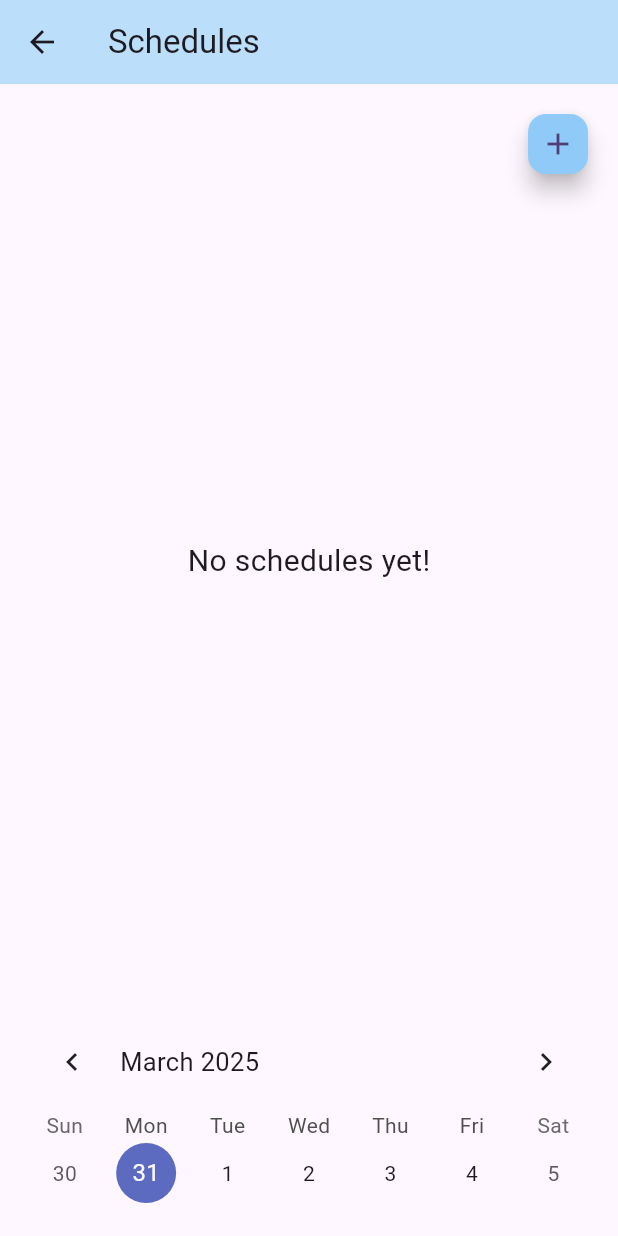
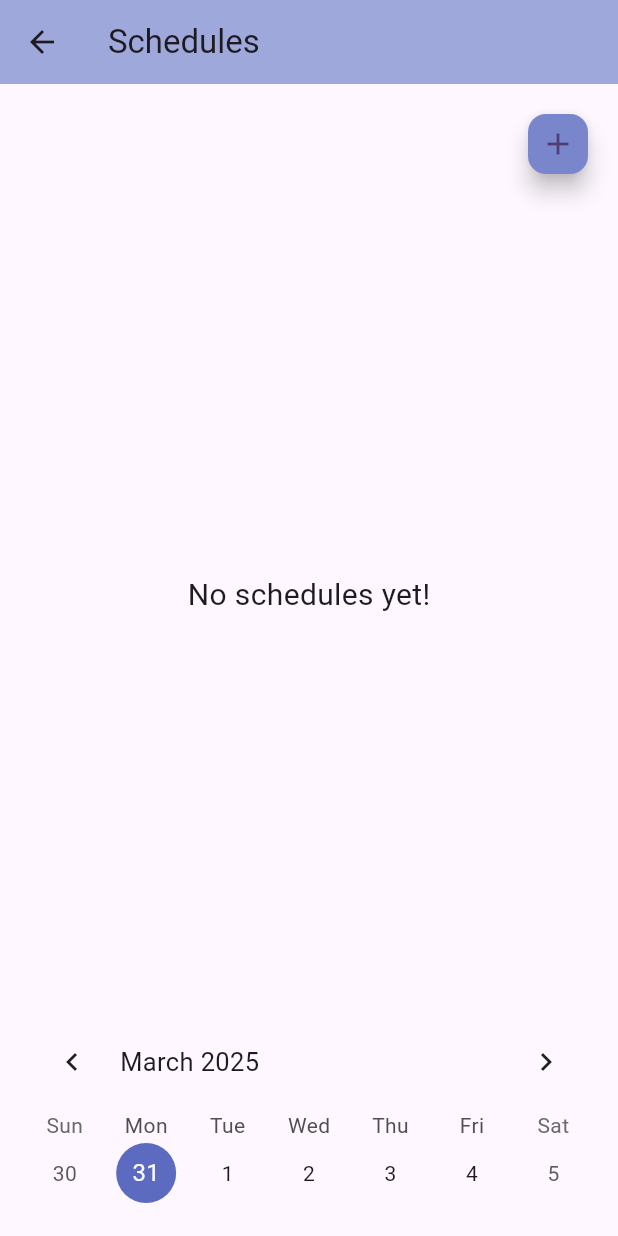
Before and after one commit to Ruhisawant/Pet-Care-App, a Flutter app: the SchedulesPage screen opened directly, on a phone screen of 412 x 824 dp. Run offline on Flutter 3.47's test engine with Material 3 defaults, Android fonts, the phone set to English and light mode, and no system bars; drawn by our look-alikes of table_calendar.

Commit message:
Final  edits

```diff
--- a/lib/reminders.dart
+++ b/lib/reminders.dart
@@ -1,5 +1,4 @@
 import 'package:flutter/material.dart';
-import 'package:pet_care_app/main.dart';
 
 class RemindersPage extends StatefulWidget {
   const RemindersPage({super.key});
--- a/lib/schedules.dart
+++ b/lib/schedules.dart
@@ -166,7 +166,7 @@ class _SchedulesPageState extends State<SchedulesPage> {
   Widget build(BuildContext context) {
     return Scaffold(
       appBar: AppBar(
-        backgroundColor: Colors.blue[100],
+        backgroundColor: Colors.indigo[200],
         title: const Text('Schedules'),
       ),
       body: Stack(
@@ -177,14 +177,16 @@ class _SchedulesPageState extends State<SchedulesPage> {
             child: FloatingActionButton.small(
               onPressed: () => openScheduleDialog(),
               tooltip: 'Add Schedule',
-              backgroundColor: Colors.blue[200],
+              backgroundColor: Colors.indigo[300],
               child: Icon(Icons.add),
             ),
           ),
+
           Padding(
             padding: const EdgeInsets.all(16.0),
             child: Column(
               children: [
+                SizedBox(height: 45),
                 Expanded(
                   child: petSchedules.isEmpty
                       ? Center(child: Text('No schedules yet!', style: TextStyle(fontSize: 20)))
@@ -241,8 +243,9 @@ class PetScheduleTile extends StatelessWidget {
           icon: Icon(schedule.isCompleted ? Icons.check_circle : Icons.circle_outlined, color: schedule.isCompleted ? Colors.green : Colors.grey),
           onPressed: onToggleCompletion,
         ),
-        title: Text(schedule.title, style: TextStyle(fontWeight: FontWeight.bold, decoration: schedule.isCompleted ? TextDecoration.lineThrough : null)),
-        subtitle: Text('Date: ${schedule.scheduledDate.toLocal().toString().split(' ')[0]}', style: TextStyle(fontSize: 12, fontWeight: FontWeight.bold)),
+        title: Text('Your pet needs to be given ${schedule.category} on ${schedule.scheduledDate.toLocal().toString().split(' ')[0]}',
+          style: TextStyle(fontWeight: FontWeight.bold, decoration: schedule.isCompleted ? TextDecoration.lineThrough : null)),
+        subtitle: Text('Frequency: ${schedule.frequency}', style: TextStyle(fontSize: 12, fontWeight: FontWeight.bold)),
         trailing: Row(
           mainAxisSize: MainAxisSize.min,
           children: [IconButton(icon: Icon(Icons.edit), onPressed: onEdit), IconButton(icon: Icon(Icons.delete), onPressed: onDelete)],
```
